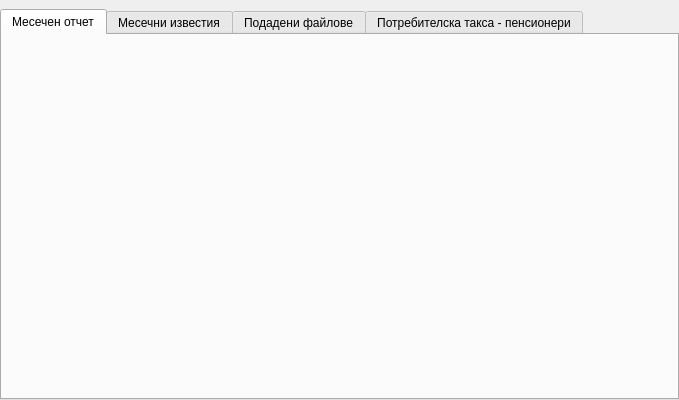
Before: the Qt Designer form src/View/Widgets/PisDialog.ui in thefinalcutbg/DinoDent, drawn with Qt 5.
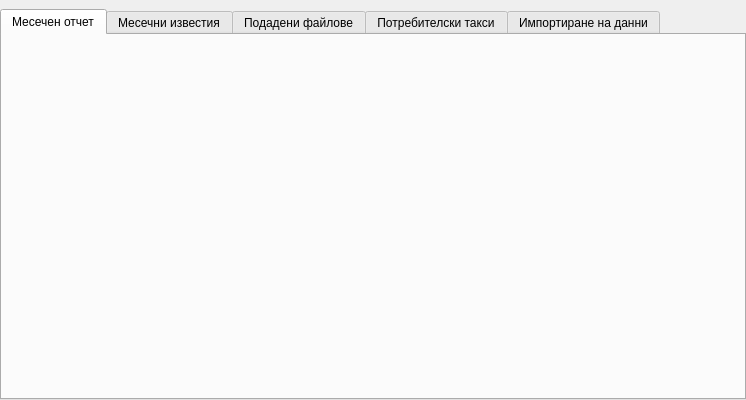
After: the same form once the commit is applied. Custom widgets are drawn as their Qt base class.

Commit message: Import from PIS feature implemented

What changed in the file:
```diff
--- a/src/View/Widgets/PisDialog.ui
+++ b/src/View/Widgets/PisDialog.ui
@@ -6,7 +6,7 @@
    <rect>
     <x>0</x>
     <y>0</y>
-    <width>679</width>
+    <width>746</width>
     <height>400</height>
    </rect>
   </property>
@@ -50,7 +50,12 @@
      </widget>
      <widget class="FiscalReportView" name="tab">
       <attribute name="title">
-       <string>Потребителскa таксa - пенсионери</string>
+       <string>Потребителски такси</string>
+      </attribute>
+     </widget>
+     <widget class="PisImportView" name="tab_2">
+      <attribute name="title">
+       <string>Импортиране на данни</string>
       </attribute>
      </widget>
     </widget>
@@ -83,6 +88,12 @@
    <header>View/Widgets/FiscalReportView.h</header>
    <container>1</container>
   </customwidget>
+  <customwidget>
+   <class>PisImportView</class>
+   <extends>QWidget</extends>
+   <header>View/Widgets/PisImportView.h</header>
+   <container>1</container>
+  </customwidget>
  </customwidgets>
  <resources/>
  <connections/>
```
The commit also changes 18 other files.
